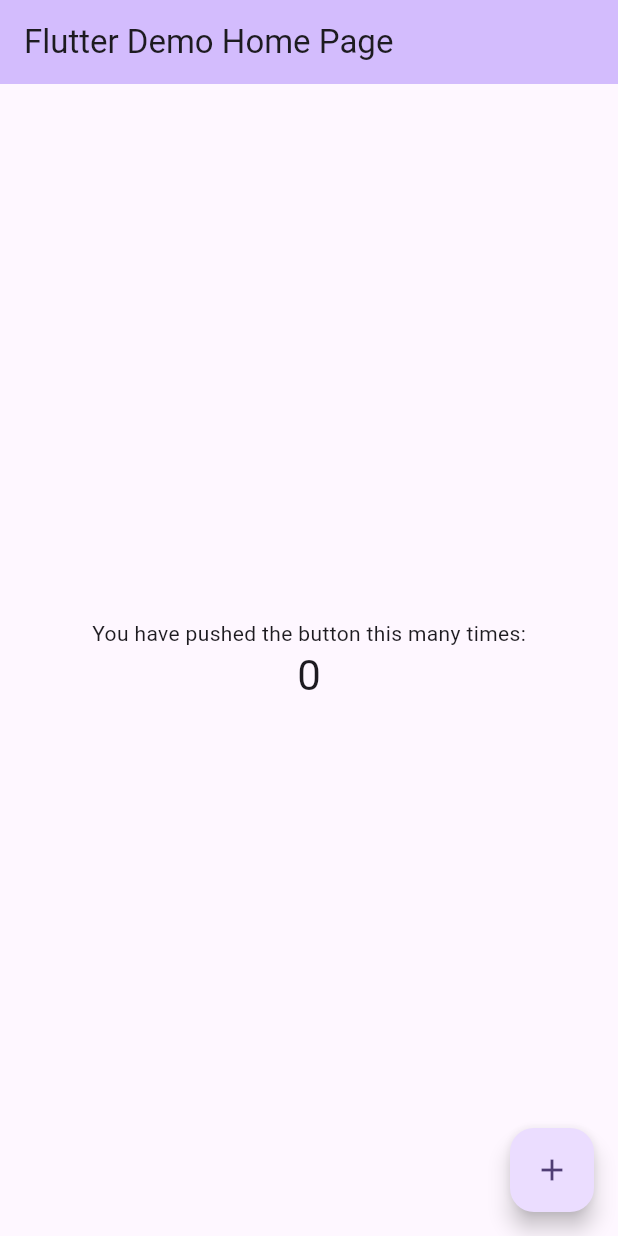
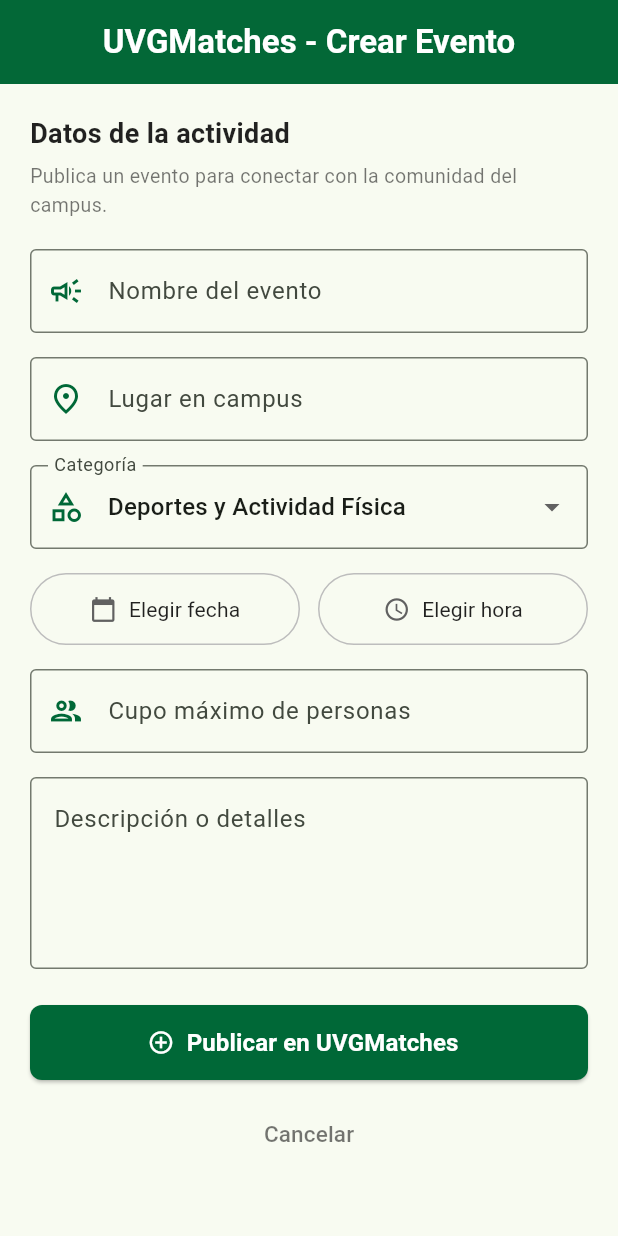
Before and after one commit to alexpe07-uvg/Proyecto-de-Curso-POO---Grupo-3, a Flutter app: the screen it shows after launch, on a phone screen of 412 x 824 dp. Run offline on Flutter 3.47's test engine with Material 3 defaults, Android fonts, the light colour scheme and no system bars.

Commit message:
Cambios view

```diff
--- a/lib/appView.dart
+++ /dev/null
@@ -1,5 +0,0 @@
-
-class AppView {
-
-
-}
--- /dev/null
+++ b/lib/crear_evento/crear_evento_controller.dart
@@ -0,0 +1,6 @@
+import 'package:flutter/material.dart';
+
+
+class CrearEventoController {
+  // Add your controller logic here
+}
--- a/lib/appController.dart
+++ b/lib/crear_evento/crear_evento_model.dart
@@ -1,4 +1,4 @@
 // Controller for the app.
-class AppController {
+class CrearEventoModel {
   // Add your controller logic here
 }
--- /dev/null
+++ b/lib/crear_evento/crear_evento_view.dart
@@ -0,0 +1,250 @@
+import 'package:flutter/material.dart';
+
+class CrearEventoUVGPage extends StatefulWidget {
+  const CrearEventoUVGPage({super.key});
+
+  @override
+  State<CrearEventoUVGPage> createState() => _CrearEventoUVGPageState();
+}
+
+class _CrearEventoUVGPageState extends State<CrearEventoUVGPage> {
+  // Variables para almacenar la selección
+  DateTime? _fechaSeleccionada;
+  TimeOfDay? _horaSeleccionada;
+
+  // Componente nativo para fecha
+  Future<void> _abrirSelectorFecha(BuildContext context) async {
+    final DateTime? fecha = await showDatePicker(
+      context: context,
+      initialDate: _fechaSeleccionada ?? DateTime.now(),
+      firstDate: DateTime.now(),
+      lastDate: DateTime(2030),
+      helpText: 'Selecciona el día del evento',
+      confirmText: 'Aceptar',
+      cancelText: 'Cancelar',
+    );
+
+    if (fecha != null) {
+      setState(() {
+        _fechaSeleccionada = fecha;
+      });
+    }
+  }
+
+  // Componente nativo para hora
+  Future<void> _abrirSelectorHora(BuildContext context) async {
+    final TimeOfDay? hora = await showTimePicker(
+      context: context,
+      initialTime: _horaSeleccionada ?? TimeOfDay.now(),
+      helpText: 'Selecciona la hora del evento',
+      confirmText: 'Aceptar',
+      cancelText: 'Cancelar',
+    );
+
+    if (hora != null) {
+      setState(() {
+        _horaSeleccionada = hora;
+      });
+    }
+  }
+
+  @override
+  Widget build(BuildContext context) {
+    const Color verdeUVG = Color(0xFF006837);
+
+    // Formateo visual del texto de los botones
+    final String textoFecha = _fechaSeleccionada == null
+        ? 'Elegir fecha'
+        : '${_fechaSeleccionada!.day.toString().padLeft(2, '0')}/${_fechaSeleccionada!.month.toString().padLeft(2, '0')}/${_fechaSeleccionada!.year}';
+
+    final String textoHora = _horaSeleccionada == null
+        ? 'Elegir hora'
+        : _horaSeleccionada!.format(context);
+
+    return Scaffold(
+      appBar: AppBar(
+        title: const Text(
+          'UVGMatches - Crear Evento',
+          style: TextStyle(fontWeight: FontWeight.bold, color: Colors.white),
+        ),
+        backgroundColor: verdeUVG,
+        centerTitle: true,
+        elevation: 1,
+      ),
+      body: SingleChildScrollView(
+        padding: const EdgeInsets.all(20.0),
+        child: Column(
+          crossAxisAlignment: CrossAxisAlignment.start,
+          children: [
+            const Text(
+              'Datos de la actividad',
+              style: TextStyle(
+                fontSize: 18,
+                fontWeight: FontWeight.bold,
+                color: Colors.black87,
+              ),
+            ),
+            const SizedBox(height: 6),
+            const Text(
+              'Publica un evento para conectar con la comunidad del campus.',
+              style: TextStyle(fontSize: 13, color: Colors.black54),
+            ),
+            const SizedBox(height: 20),
+
+            // Nombre del evento
+            const TextField(
+              decoration: InputDecoration(
+                labelText: 'Nombre del evento',
+                hintText: 'Ej. Torneo Relámpago Smash / Tarde de estudio',
+                prefixIcon: Icon(Icons.campaign_outlined, color: verdeUVG),
+                border: OutlineInputBorder(),
+              ),
+            ),
+            const SizedBox(height: 16),
+
+            // Ubicación en campus
+            const TextField(
+              decoration: InputDecoration(
+                labelText: 'Lugar en campus',
+                hintText: 'Ej. Edificio CIT - Nivel 3, Plaza Paiz, Cafetería',
+                prefixIcon: Icon(Icons.place_outlined, color: verdeUVG),
+                border: OutlineInputBorder(),
+              ),
+            ),
+            const SizedBox(height: 16),
+
+            // Categoría
+            DropdownButtonFormField<String>(
+              value: 'Deportes',
+              decoration: const InputDecoration(
+                labelText: 'Categoría',
+                prefixIcon: Icon(Icons.category_outlined, color: verdeUVG),
+                border: OutlineInputBorder(),
+              ),
+              items: const [
+                DropdownMenuItem(value: 'Deportes', child: Text('Deportes y Actividad Física')),
+                DropdownMenuItem(value: 'Estudio', child: Text('Grupo de Estudio / Académico')),
+                DropdownMenuItem(value: 'Gaming', child: Text('Gaming / Juegos de mesa')),
+                DropdownMenuItem(value: 'Social', child: Text('Social / Convivio')),
+              ],
+              onChanged: (val) {},
+            ),
+            const SizedBox(height: 16),
+
+            // Selectores nativos de Fecha y Hora
+            Row(
+              children: [
+                Expanded(
+                  child: OutlinedButton.icon(
+                    onPressed: () => _abrirSelectorFecha(context),
+                    icon: Icon(
+                      Icons.calendar_today,
+                      color: _fechaSeleccionada != null ? verdeUVG : Colors.grey[700],
+                      size: 18,
+                    ),
+                    label: Text(
+                      textoFecha,
+                      style: TextStyle(
+                        color: _fechaSeleccionada != null ? verdeUVG : Colors.black87,
+                        fontWeight: _fechaSeleccionada != null ? FontWeight.w600 : FontWeight.normal,
+                      ),
+                    ),
+                    style: OutlinedButton.styleFrom(
+                      padding: const EdgeInsets.symmetric(vertical: 14),
+                      side: BorderSide(
+                        color: _fechaSeleccionada != null ? verdeUVG : Colors.grey[400]!,
+                      ),
+                    ),
+                  ),
+                ),
+                const SizedBox(width: 12),
+                Expanded(
+                  child: OutlinedButton.icon(
+                    onPressed: () => _abrirSelectorHora(context),
+                    icon: Icon(
+                      Icons.access_time,
+                      color: _horaSeleccionada != null ? verdeUVG : Colors.grey[700],
+                      size: 18,
+                    ),
+                    label: Text(
+                      textoHora,
+                      style: TextStyle(
+                        color: _horaSeleccionada != null ? verdeUVG : Colors.black87,
+                        fontWeight: _horaSeleccionada != null ? FontWeight.w600 : FontWeight.normal,
+                      ),
+                    ),
+                    style: OutlinedButton.styleFrom(
+                      padding: const EdgeInsets.symmetric(vertical: 14),
+                      side: BorderSide(
+                        color: _horaSeleccionada != null ? verdeUVG : Colors.grey[400]!,
+                      ),
+                    ),
+                  ),
+                ),
+              ],
+            ),
+            const SizedBox(height: 16),
+
+            // Capacidad
+            const TextField(
+              keyboardType: TextInputType.number,
+              decoration: InputDecoration(
+                labelText: 'Cupo máximo de personas',
+                hintText: 'Ej. 6',
+                prefixIcon: Icon(Icons.group_outlined, color: verdeUVG),
+                border: OutlineInputBorder(),
+              ),
+            ),
+            const SizedBox(height: 16),
+
+            // Descripción
+            const TextField(
+              maxLines: 4,
+              decoration: InputDecoration(
+                labelText: 'Descripción o detalles',
+                hintText: 'Cuéntales de qué trata, qué deben llevar o a quién va dirigido...',
+                alignLabelWithHint: true,
+                border: OutlineInputBorder(),
+              ),
+            ),
+            const SizedBox(height: 24),
+
+            // Botón publicar (maqueta)
+            SizedBox(
+              width: double.infinity,
+              height: 50,
+              child: ElevatedButton.icon(
+                onPressed: () {},
+                icon: const Icon(Icons.add_circle_outline, color: Colors.white),
+                label: const Text(
+                  'Publicar en UVGMatches',
+                  style: TextStyle(fontSize: 16, fontWeight: FontWeight.bold, color: Colors.white),
+                ),
+                style: ElevatedButton.styleFrom(
+                  backgroundColor: verdeUVG,
+                  shape: RoundedRectangleBorder(
+                    borderRadius: BorderRadius.circular(8),
+                  ),
+                ),
+              ),
+            ),
+            const SizedBox(height: 12),
+
+            // Botón cancelar
+            SizedBox(
+              width: double.infinity,
+              height: 48,
+              child: TextButton(
+                onPressed: () {},
+                child: const Text(
+                  'Cancelar',
+                  style: TextStyle(color: Colors.black54, fontSize: 15),
+                ),
+              ),
+            ),
+          ],
+        ),
+      ),
+    );
+  }
+}
--- a/lib/main.dart
+++ b/lib/main.dart
@@ -1,4 +1,5 @@
 import 'package:flutter/material.dart';
+import 'crear_evento/crear_evento_view.dart';
 
 void main() {
   runApp(const MyApp());
@@ -13,6 +14,7 @@ class MyApp extends StatelessWidget {
   Widget build(BuildContext context) {
     return MaterialApp(
       title: 'UVG Matches',
+      debugShowCheckedModeBanner: false,
       theme: ThemeData(
         // This is the theme of your application.
         //
@@ -29,82 +31,83 @@ class MyApp extends StatelessWidget {
         //
         // This works for code too, not just values: Most code changes can be
         // tested with just a hot reload.
-        colorScheme: .fromSeed(seedColor: Colors.deepPurple),
+        useMaterial3: true,
+        colorScheme: .fromSeed(seedColor: const Color.fromARGB(255, 9, 208, 32)),
       ),
-      home: const MyHomePage(title: 'Flutter Demo Home Page'),
+      home: const CrearEventoUVGPage(),
     );
   }
 }
 
-class MyHomePage extends StatefulWidget {
-  const MyHomePage({super.key, required this.title});
+// class MyHomePage extends StatefulWidget {
+//   const MyHomePage({super.key, required this.title});
 
-  // This widget is the home page of your application. It is stateful, meaning
-  // that it has a State object (defined below) that contains fields that affect
-  // how it looks.
+//   This widget is the home page of your application. It is stateful, meaning
+//   that it has a State object (defined below) that contains fields that affect
+//   how it looks.
 
-  // This class is the configuration for the state. It holds the values (in this
-  // case the title) provided by the parent (in this case the App widget) and
-  // used by the build method of the State. Fields in a Widget subclass are
-  // always marked "final".
+//   This class is the configuration for the state. It holds the values (in this
+//   case the title) provided by the parent (in this case the App widget) and
+//   used by the build method of the State. Fields in a Widget subclass are
+//   always marked "final".
 
-  final String title;
+//   final String title;
 
-  @override
-  State<MyHomePage> createState() => _MyHomePageState();
-}
+//   @override
+//   State<MyHomePage> createState() => _MyHomePageState();
+// }
 
-class _MyHomePageState extends State<MyHomePage> {
-  int _counter = 0;
+// class _MyHomePageState extends State<MyHomePage> {
+//   int _counter = 0;
 
-  void _incrementCounter() {
-    setState(() {
-      // This call to setState tells the Flutter framework that something has
-      // changed in this State, which causes it to rerun the build method below
-      // so that the display can reflect the updated values. If we changed
-      // _counter without calling setState(), then the build method would not be
-      // called again, and so nothing would appear to happen.
-      _counter++;
-    });
-  }
+//   void _incrementCounter() {
+//     setState(() {
+//       This call to setState tells the Flutter framework that something has
+//       changed in this State, which causes it to rerun the build method below
+//       so that the display can reflect the updated values. If we changed
+//       _counter without calling setState(), then the build method would not be
+//       called again, and so nothing would appear to happen.
+//       _counter++;
+//     });
+//   }
 
-  @override
-  Widget build(BuildContext context) {
-    // This method is rerun every time setState is called, for instance as done
-    // by the _incrementCounter method above.
-    //
-    // The Flutter framework has been optimized to make rerunning build methods
-    // fast, so that you can just rebuild anything that needs updating rather
-    // than having to individually change instances of widgets.
-    return Scaffold(
-      appBar: AppBar(
-        // TRY THIS: Try changing the color here to a specific color (to
-        // Colors.amber, perhaps?) and trigger a hot reload to see the AppBar
-        // change color while the other colors stay the same.
-        backgroundColor: Theme.of(context).colorScheme.inversePrimary,
-        // Here we take the value from the MyHomePage object that was created by
-        // the App.build method, and use it to set our appbar title.
-        title: Text(widget.title),
-      ),
-      body: Center(
+//   @override
+//   Widget build(BuildContext context) {
+//     This method is rerun every time setState is called, for instance as done
+//     by the _incrementCounter method above.
 
-        child: Column(
+//     The Flutter framework has been optimized to make rerunning build methods
+//     fast, so that you can just rebuild anything that needs updating rather
+//     than having to individually change instances of widgets.
+//     return Scaffold(
+//       appBar: AppBar(
+//         TRY THIS: Try changing the color here to a specific color (to
+//         Colors.amber, perhaps?) and trigger a hot reload to see the AppBar
+//         change color while the other colors stay the same.
+//         backgroundColor: Theme.of(context).colorScheme.inversePrimary,
+//         Here we take the value from the MyHomePage object that was created by
+//         the App.build method, and use it to set our appbar title.
+//         title: Text(widget.title),
+//       ),
+//       body: Center(
 
-          mainAxisAlignment: .center,
-          children: [
-            const Text('You have pushed the button this many times:'),
-            Text(
-              '$_counter',
-              style: Theme.of(context).textTheme.headlineMedium,
-            ),
-          ],
-        ),
-      ),
-      floatingActionButton: FloatingActionButton(
-        onPressed: _incrementCounter,
-        tooltip: 'Increment',
-        child: const Icon(Icons.add),
-      ),
-    );
-  }
-}
+//         child: Column(
+
+//           mainAxisAlignment: .center,
+//           children: [
+//             const Text('You have pushed the button this many times:'),
+//             Text(
+//               '$_counter',
+//               style: Theme.of(context).textTheme.headlineMedium,
+//             ),
+//           ],
+//         ),
+//       ),
+//       floatingActionButton: FloatingActionButton(
+//         onPressed: _incrementCounter,
+//         tooltip: 'Increment',
+//         child: const Icon(Icons.add),
+//       ),
+//     );
+//   }
+// }
```
Also changed, not shown: lib/appModel.dart (deleted).
